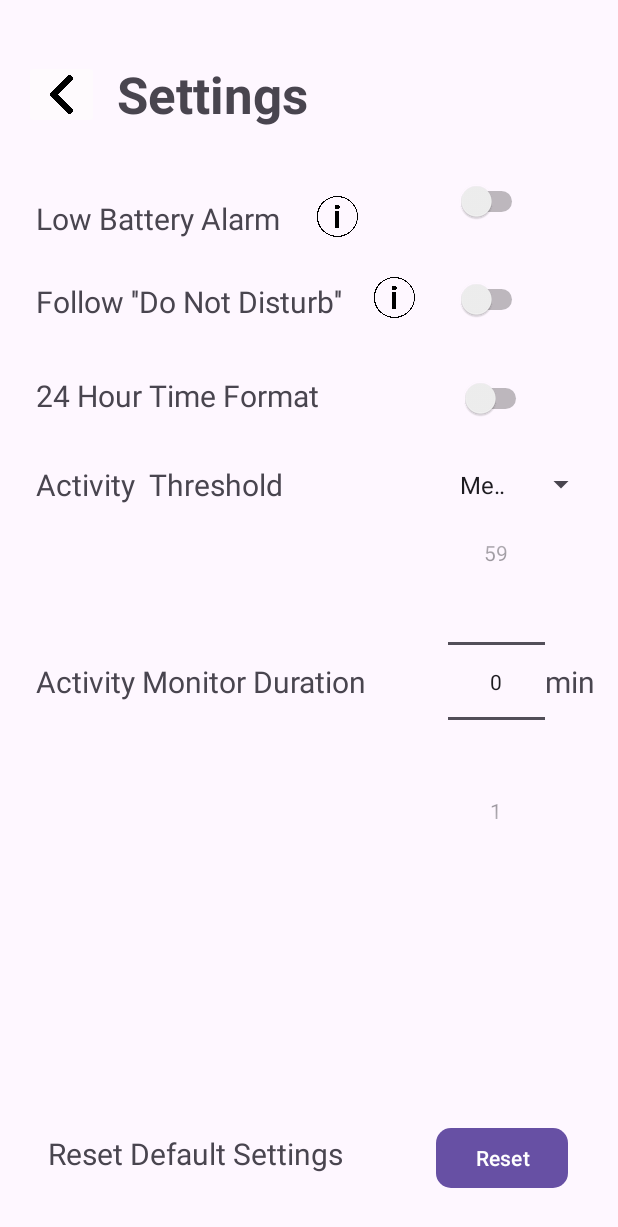
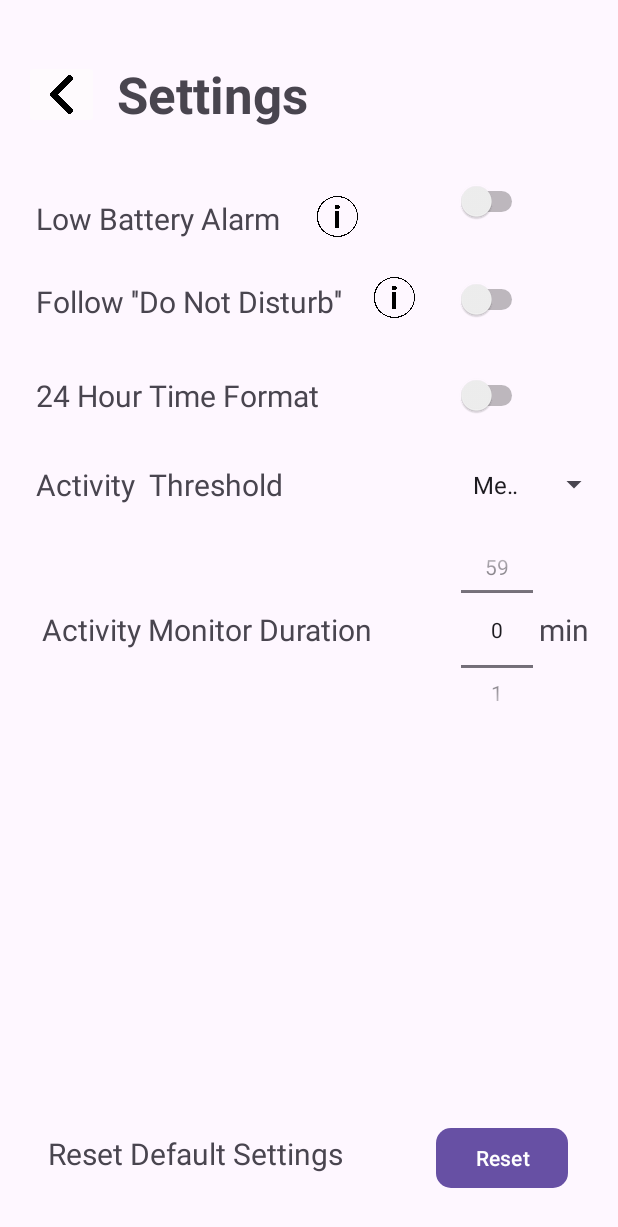
Before and after one commit to NaifAbdullah1/WakeGuard, an Android app: the SettingsActivity screen opened directly, with no data from a screen before it, on a phone screen of 412 x 824 dp. Shown: the top 1227 px of the screen. Run offline under Robolectric (Android 15) with nearby library versions, the phone set to English and light mode, and no system bars.

Commit message:
Military Time Format done

```diff
--- a/app/src/main/java/com/cs407/wakeguard/SettingsActivity.java
+++ b/app/src/main/java/com/cs407/wakeguard/SettingsActivity.java
@@ -71,7 +71,7 @@
         activity_duration.setOnValueChangedListener(new NumberPicker.OnValueChangeListener() {
             @Override
             public void onValueChange(NumberPicker picker, int oldVal, int newVal) {
-                Log.i("num changed", "" + newVal);
+                activityMonitoringDuration = newVal;
             }
         });
         reset.setOnClickListener(new View.OnClickListener() {
--- a/app/src/main/res/layout/activity_settings.xml
+++ b/app/src/main/res/layout/activity_settings.xml
@@ -100,10 +100,9 @@
         android:id="@+id/militaryTimeButton"
         android:layout_width="wrap_content"
         android:layout_height="wrap_content"
-        android:layout_marginStart="8dp"
-        android:layout_marginBottom="30dp"
+        android:layout_marginBottom="32dp"
         app:layout_constraintBottom_toTopOf="@+id/activityMonitorMenu"
-        app:layout_constraintStart_toStartOf="@+id/activityMonitorMenu" />
+        app:layout_constraintStart_toStartOf="@+id/doNotDisturbButton" />
 
     <Spinner
         android:id="@+id/activityMonitorMenu"
@@ -172,14 +171,15 @@
 
     <NumberPicker
         android:id="@+id/minuteNumberPicker"
-        android:layout_width="0dp"
-        android:layout_height="258dp"
+        android:layout_width="48dp"
+        android:layout_height="126dp"
         android:layout_marginTop="271dp"
         android:layout_marginBottom="272dp"
         app:layout_constraintBottom_toBottomOf="parent"
         app:layout_constraintEnd_toStartOf="@+id/minutes"
         app:layout_constraintStart_toEndOf="@+id/activityDuration"
-        app:layout_constraintTop_toBottomOf="@+id/titleSettings" />
+        app:layout_constraintTop_toBottomOf="@+id/titleSettings"
+        app:layout_constraintVertical_bias="0.0" />
 
     <TextView
         android:id="@+id/defaultSettings"
```
Also changed, not shown: app/src/main/java/com/cs407/wakeguard/DashboardActivity.java (+6 -13 lines).
